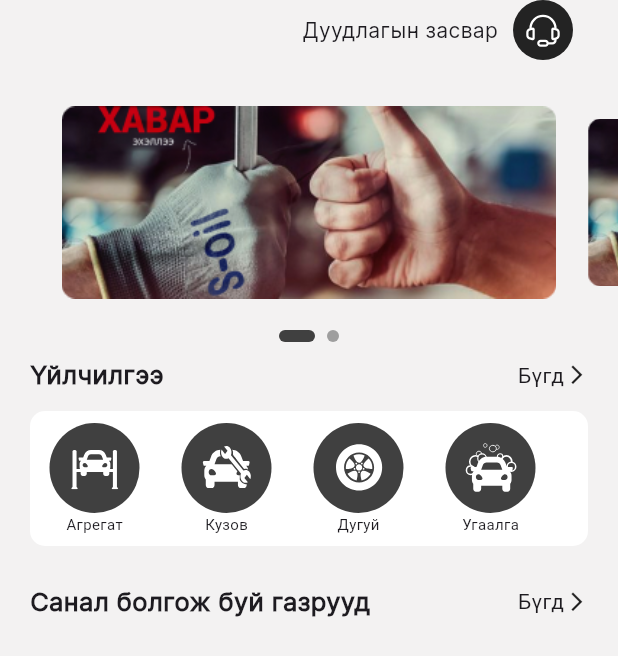
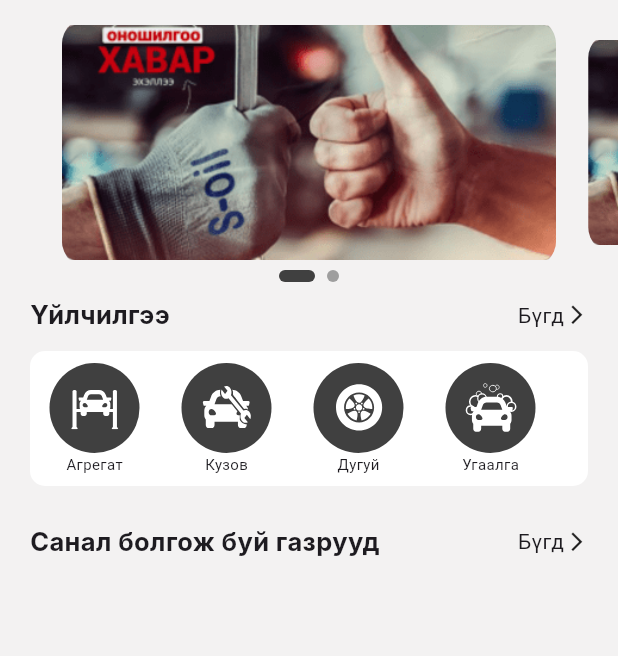
Before and after one commit to erdenekhuu-bot/final_version_carcare, a Flutter app: the Home screen opened directly, on a phone screen of 412 x 824 dp. Shown: the top 656 px of the screen. Run offline on Flutter 3.47's test engine with Material 3 defaults, Android fonts, the phone set to English and light mode, and no system bars; drawn by our look-alikes of carousel_slider, smooth_page_indicator; our stand-ins replace another_flushbar, fl_chart, flutter_cache_manager, flutter_svg, google_maps_flutter, persistent_bottom_nav_bar_v2 and 1 more; missing offline and left inert: country_flags, fluster, flutter_phone_direct_caller; network calls fail; project files that could hold a hidden picture were left out.

Commit message:
'updated'

```diff
--- a/lib/pages/Home/HomePage/Home.dart
+++ b/lib/pages/Home/HomePage/Home.dart
@@ -27,7 +27,7 @@ class _HomeState extends State<Home> {
   ];
   int activeIndex = 0;
   final controller = CarouselController();
-  final urlImages = ['images/Rectangle5275.png', 'images/Rectangle5275.png'];
+  final urlImages = ['images/RectangleEdited.png', 'images/RectangleEdited.png'];
   List<dynamic> shops = [];
   Widget buildIndicator() => AnimatedSmoothIndicator(
         onDotClicked: animateToSlide,
@@ -50,7 +50,6 @@ class _HomeState extends State<Home> {
       shops = result;
     });
   }
-
   List<LatLng> customAddress = [];
   @override
   Widget build(BuildContext context) {
@@ -63,83 +62,6 @@ class _HomeState extends State<Home> {
             Column(
               mainAxisAlignment: MainAxisAlignment.center,
               children: [
-                Row(
-                  mainAxisAlignment: MainAxisAlignment.end,
-                  children: [
-                    Row(
-                      children: [
-                        const Padding(
-                          padding: EdgeInsets.symmetric(horizontal: 10),
-                          child: Text(
-                            'Дуудлагын засвар',
-                            style: TextStyle(fontFamily: 'Inter'),
-                          ),
-                        ),
-                        GestureDetector(
-                          onTap: () {
-                            showModalBottomSheet<void>(
-                                backgroundColor:
-                                    const Color.fromARGB(255, 243, 242, 242),
-                                isScrollControlled: true,
-                                context: context,
-                                useSafeArea: true,
-                                constraints: const BoxConstraints(
-                                    maxHeight: double.infinity),
-                                scrollControlDisabledMaxHeightRatio: 0.9,
-                                builder: (BuildContext context) {
-                                  return DefaultTabController(
-                                    length: tabs.length,
-                                    child: SafeArea(
-                                      child: Column(
-                                        mainAxisSize: MainAxisSize.min,
-                                        children: <Widget>[
-                                          const SizedBox(
-                                            height: 10,
-                                          ),
-                                          Container(
-                                            height: 5,
-                                            width: 63,
-                                            decoration: BoxDecoration(
-                                              borderRadius:
-                                                  BorderRadius.circular(10),
-                                              color: Colors.grey,
-                                            ),
-                                          ),
-                                          TabBar(
-                                            labelStyle: const TextStyle(
-                                                fontSize: 15,
-                                                color: Colors.black),
-                                            unselectedLabelColor:
-                                                const Color(0xFF404040)
-                                                    .withOpacity(0.5),
-                                            labelColor: Colors.black,
-                                            tabs: tabs,
-                                            indicatorColor: Colors.black,
-                                          ),
-                                          const SWZasvar(),
-                                        ],
-                                      ),
-                                    ),
-                                  );
-                                });
-                          },
-                          child: Container(
-                            alignment: Alignment.center,
-                            width: 40,
-                            height: 40,
-                            margin: const EdgeInsets.fromLTRB(0, 0, 30, 0),
-                            decoration: BoxDecoration(
-                                borderRadius: BorderRadius.circular(40),
-                                color: const Color(0xff232323)),
-                            child: SvgPicture.asset(
-                              'images/headset_icon.svg',
-                            ),
-                          ),
-                        )
-                      ],
-                    )
-                  ],
-                ),
                 const SizedBox(height: 10),
                 CarouselSlider.builder(
                     carouselController: controller,
@@ -235,51 +157,39 @@ class _HomeState extends State<Home> {
                                 img: SvgPicture.asset('images/Car_icon5.svg'),
                                 txt: 'Мотоцикл'),
                             Cart(
-                                img: SvgPicture.asset('images/Car_icon6.svg'),
-                                txt: 'Оношилгоо'),
-                            Cart(
-                                img: SvgPicture.asset('images/Car_icon7.svg'),
-                                txt: 'Тос тосолгоо'),
-                            Cart(
-                                img: SvgPicture.asset('images/Car_icon8.svg'),
-                                txt: 'Амартизатор'),
-                            Cart(
-                                img: SvgPicture.asset('images/Car_icon9.svg'),
-                                txt: 'Акумлятор'),
-                            Cart(
-                                img: SvgPicture.asset('images/Car_icon10.svg'),
-                                txt: 'Тэнхлэг тохиргоо'),
-                            Cart(
-                                img: SvgPicture.asset('images/Car_icon11.svg'),
-                                txt: 'Мотор засвар'),
-                            Cart(
-                                img: SvgPicture.asset('images/Car_icon12.svg'),
-                                txt: 'Явах эд анги'),
-                            Cart(
-                                img: SvgPicture.asset('images/Car_icon13.svg'),
-                                txt: 'Эйр кондишн'),
-                            Cart(
-                                img: SvgPicture.asset('images/Car_icon14.svg'),
-                                txt: 'Ком.оншилгоо'),
+                                img: SvgPicture.asset('images/Car_icon17.svg'),
+                                txt: 'Машин худалдаа'),
                             Cart(
                                 img: SvgPicture.asset('images/Car_icon15.svg'),
                                 txt: 'Сэлбэг худалдаа'),
                             Cart(
-                                img: SvgPicture.asset('images/Car_icon16.svg'),
-                                txt: 'Наклад тормос'),
+                              img: SvgPicture.asset('images/Car_icon18.svg'),
+                              txt: 'Машин будаг'),
                             Cart(
-                                img: SvgPicture.asset('images/Car_icon17.svg'),
-                                txt: 'Машин худалдаа'),
+                                img: SvgPicture.asset('images/Car_icon18.svg'),
+                                txt: 'Авто хуулга'),
+                            // Cart(
+                            //     img: SvgPicture.asset('images/Car_icon6.svg'),
+                            //     txt: 'Оношилгоо'),
                             Cart(
-                              img: SvgPicture.asset('images/Car_icon18.svg'),
-                              txt: 'Машин будаг',
-                            ),
+                                img: SvgPicture.asset('images/Car_icon7.svg'),
+                                txt: 'Тос тосолгоо'),
+                            // Cart(
+                            //     img: SvgPicture.asset('images/Car_icon10.svg'),
+                            //     txt: 'Тэнхлэг тохиргоо'),
+                            // Cart(
+                            //     img: SvgPicture.asset('images/Car_icon11.svg'),
+                            //     txt: 'Мотор засвар'),
                             Cart(
-                                img: SvgPicture.asset('images/Car_icon19.svg'),
-                                txt: 'Дуудлагын засвар'),
-                            Cart(
-                                img: SvgPicture.asset('images/Car_icon20.svg'),
-                                txt: 'Машин ачлага')
+                                img: SvgPicture.asset('images/Car_icon12.svg'),
+                                txt: 'Суудлын бүрээс'),
+                            // Cart(
+                            //     img: SvgPicture.asset('images/Car_icon13.svg'),
+                            //     txt: 'Эйр кондишн'),
+                            // Cart(
+                            //     img: SvgPicture.asset('images/Car_icon14.svg'),
+                            //     txt: 'Ком.оншилгоо'),
+
                           ],
                         ),
                       ),
```
Also changed, not shown: pubspec.yaml (+45 -44 lines), images/RectangleEdited.png (added).
